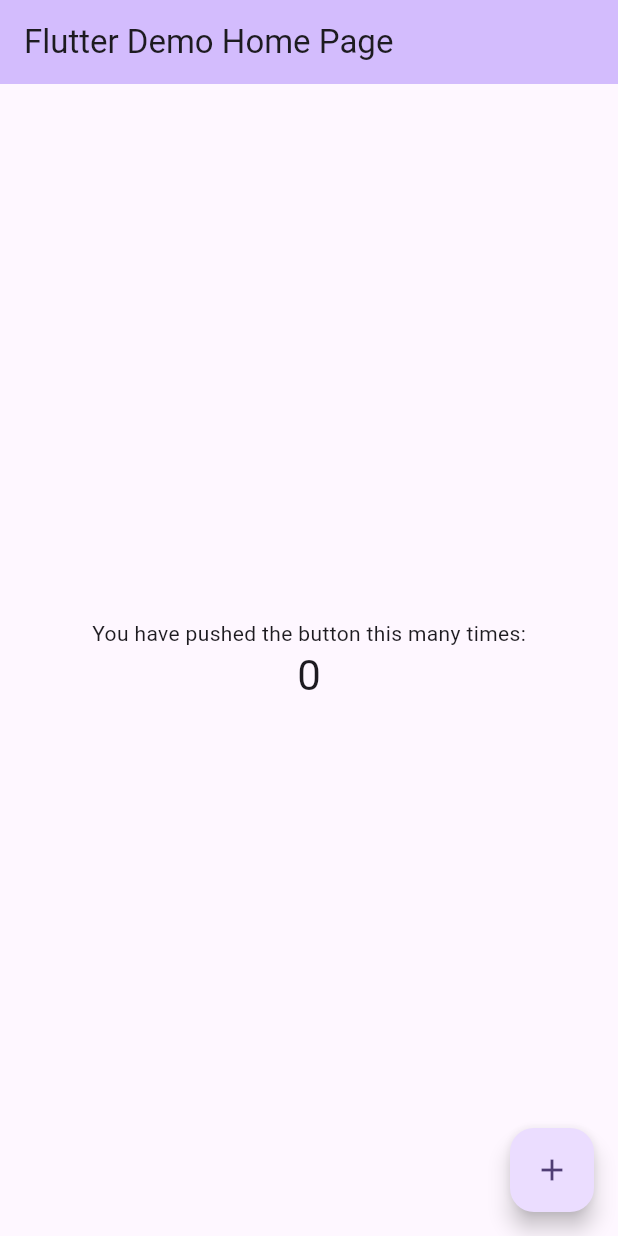
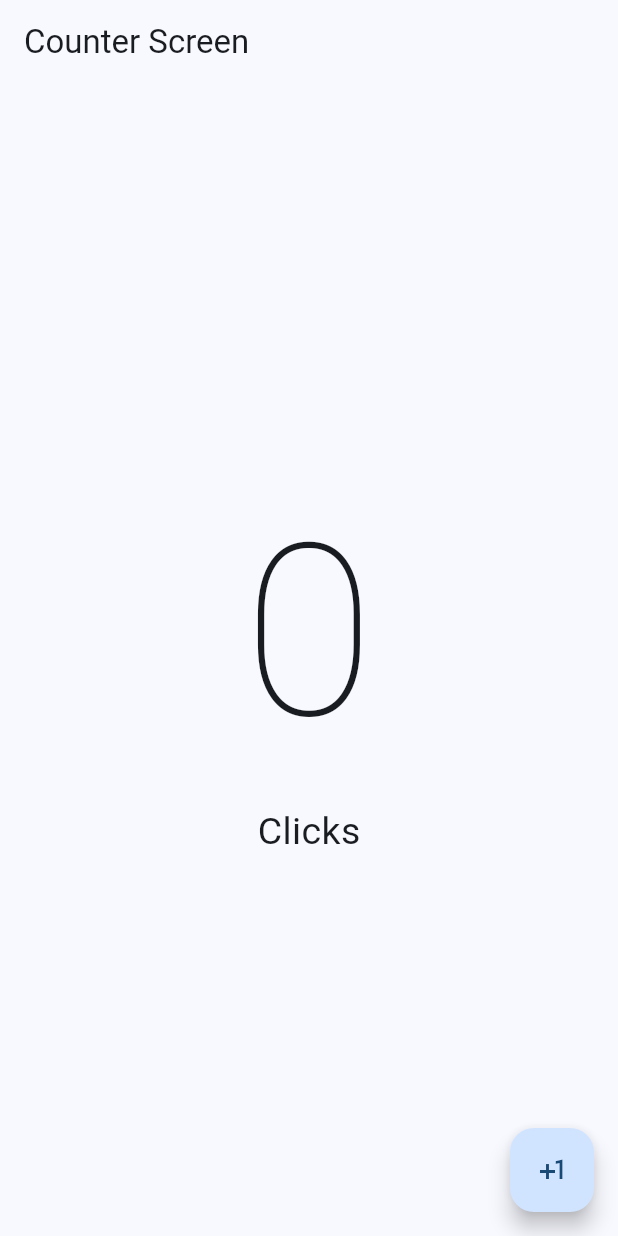
Before and after one commit to jesusmfb07/counter, a Flutter app: the screen it shows after launch, on a phone screen of 412 x 824 dp. Run offline on Flutter 3.47's test engine with Material 3 defaults, Android fonts, the phone set to English and light mode, and no system bars.

Commit message:
feat: counter changes

```diff
--- /dev/null
+++ b/lib/extension/counter_screen.dart
@@ -0,0 +1,42 @@
+import 'package:flutter/material.dart';
+
+class CounterScreen extends StatefulWidget {
+  const CounterScreen({super.key});
+
+  @override
+  State<CounterScreen> createState() => _CounterScreenState();
+}
+
+class _CounterScreenState extends State<CounterScreen> {
+  int clickCounter = 0;
+
+
+
+
+  @override
+  Widget build(BuildContext context) {
+    return Scaffold(
+      appBar: AppBar(
+        title: const Text('Counter Screen'),
+      ),
+      body: Center(
+        child: Column(
+          mainAxisAlignment: MainAxisAlignment.center,
+          children: [
+            Text('$clickCounter',
+                style: const TextStyle(
+                  fontSize: 160, fontWeight: FontWeight.w100)),
+            const Text('Clicks', style: TextStyle(fontSize: 25))
+          ],
+        ),
+      ),
+      floatingActionButton: FloatingActionButton(
+      onPressed: () {
+        clickCounter++;
+        setState(() {});
+      },
+      child: const Icon(Icons.plus_one),
+      ),
+    );
+  }
+}
--- a/lib/main.dart
+++ b/lib/main.dart
@@ -1,4 +1,6 @@
 import 'package:flutter/material.dart';
+import 'package:flutter_application_1/extension/counter_screen.dart';
+
 
 void main() {
   runApp(const MyApp());
@@ -7,119 +9,15 @@ void main() {
 class MyApp extends StatelessWidget {
   const MyApp({super.key});
 
-  // This widget is the root of your application.
   @override
   Widget build(BuildContext context) {
     return MaterialApp(
-      title: 'Flutter Demo',
+      debugShowCheckedModeBanner: false,
       theme: ThemeData(
-        // This is the theme of your application.
-        //
-        // TRY THIS: Try running your application with "flutter run". You'll see
-        // the application has a purple toolbar. Then, without quitting the app,
-        // try changing the seedColor in the colorScheme below to Colors.green
-        // and then invoke "hot reload" (save your changes or press the "hot
-        // reload" button in a Flutter-supported IDE, or press "r" if you used
-        // the command line to start the app).
-        //
-        // Notice that the counter didn't reset back to zero; the application
-        // state is not lost during the reload. To reset the state, use hot
-        // restart instead.
-        //
-        // This works for code too, not just values: Most code changes can be
-        // tested with just a hot reload.
-        colorScheme: ColorScheme.fromSeed(seedColor: Colors.deepPurple),
         useMaterial3: true,
+        colorSchemeSeed: Colors.blue,
       ),
-      home: const MyHomePage(title: 'Flutter Demo Home Page'),
+      home: const CounterScreen(),
     );
   }
 }
-
-class MyHomePage extends StatefulWidget {
-  const MyHomePage({super.key, required this.title});
-
-  // This widget is the home page of your application. It is stateful, meaning
-  // that it has a State object (defined below) that contains fields that affect
-  // how it looks.
-
-  // This class is the configuration for the state. It holds the values (in this
-  // case the title) provided by the parent (in this case the App widget) and
-  // used by the build method of the State. Fields in a Widget subclass are
-  // always marked "final".
-
-  final String title;
-
-  @override
-  State<MyHomePage> createState() => _MyHomePageState();
-}
-
-class _MyHomePageState extends State<MyHomePage> {
-  int _counter = 0;
-
-  void _incrementCounter() {
-    setState(() {
-      // This call to setState tells the Flutter framework that something has
-      // changed in this State, which causes it to rerun the build method below
-      // so that the display can reflect the updated values. If we changed
-      // _counter without calling setState(), then the build method would not be
-      // called again, and so nothing would appear to happen.
-      _counter++;
-    });
-  }
-
-  @override
-  Widget build(BuildContext context) {
-    // This method is rerun every time setState is called, for instance as done
-    // by the _incrementCounter method above.
-    //
-    // The Flutter framework has been optimized to make rerunning build methods
-    // fast, so that you can just rebuild anything that needs updating rather
-    // than having to individually change instances of widgets.
-    return Scaffold(
-      appBar: AppBar(
-        // TRY THIS: Try changing the color here to a specific color (to
-        // Colors.amber, perhaps?) and trigger a hot reload to see the AppBar
-        // change color while the other colors stay the same.
-        backgroundColor: Theme.of(context).colorScheme.inversePrimary,
-        // Here we take the value from the MyHomePage object that was created by
-        // the App.build method, and use it to set our appbar title.
-        title: Text(widget.title),
-      ),
-      body: Center(
-        // Center is a layout widget. It takes a single child and positions it
-        // in the middle of the parent.
-        child: Column(
-          // Column is also a layout widget. It takes a list of children and
-          // arranges them vertically. By default, it sizes itself to fit its
-          // children horizontally, and tries to be as tall as its parent.
-          //
-          // Column has various properties to control how it sizes itself and
-          // how it positions its children. Here we use mainAxisAlignment to
-          // center the children vertically; the main axis here is the vertical
-          // axis because Columns are vertical (the cross axis would be
-          // horizontal).
-          //
-          // TRY THIS: Invoke "debug painting" (choose the "Toggle Debug Paint"
-          // action in the IDE, or press "p" in the console), to see the
-          // wireframe for each widget.
-          mainAxisAlignment: MainAxisAlignment.center,
-          children: <Widget>[
-            const Text(
-              'You have pushed the button this many times:',
-            ),
-            Text(
-              '$_counter',
-              style: Theme.of(context).textTheme.headlineMedium,
-            ),
-          ],
-        ),
-      ),
-      floatingActionButton: FloatingActionButton(
-        onPressed: _incrementCounter,
-        tooltip: 'Increment',
-        child: const Icon(Icons.add),
-      ), // This trailing comma makes auto-formatting nicer for build methods.
-    );
-  }
-}
```
